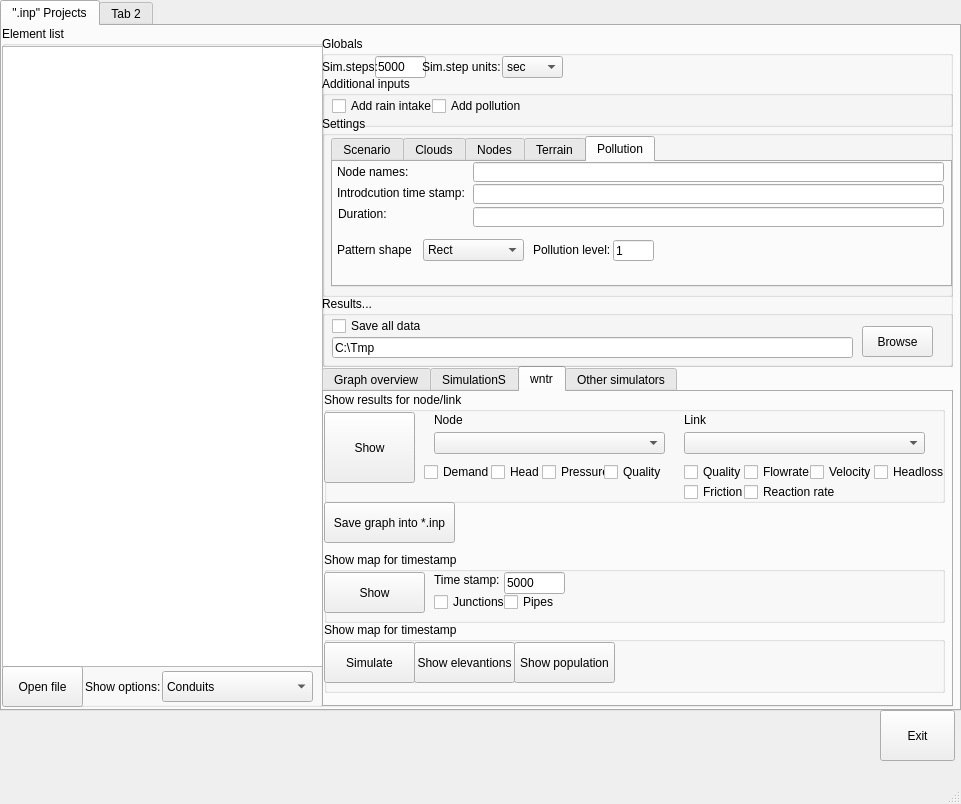
This is MainWindow.ui in sergey32355/UTWIN_notebooks as Qt 5 draws it before an edit. The edited form follows.
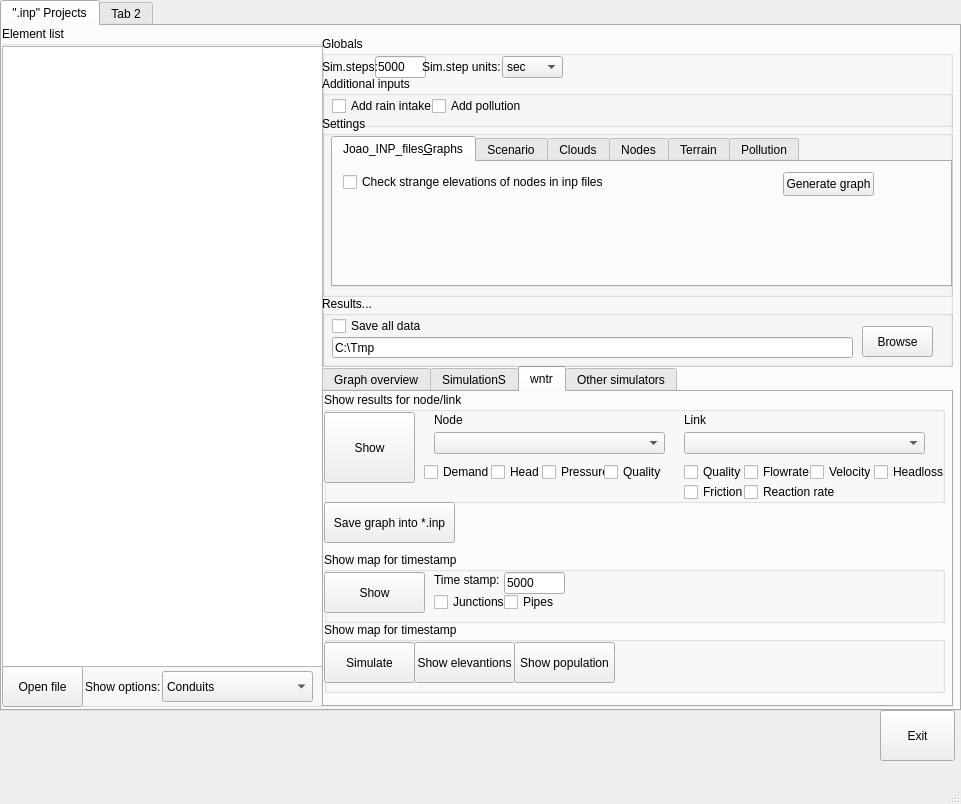
This is the edited form.

Diff of the .ui file:
```diff
--- a/MainWindow.ui
+++ b/MainWindow.ui
@@ -1304,8 +1304,39 @@
             <item>
              <widget class="QTabWidget" name="tabWidget_3">
               <property name="currentIndex">
-               <number>4</number>
+               <number>0</number>
               </property>
+              <widget class="QWidget" name="tab_12">
+               <attribute name="title">
+                <string>Joao_INP_files&amp;Graphs</string>
+               </attribute>
+               <widget class="QCheckBox" name="INP_files_checkstrangeelevations_button">
+                <property name="geometry">
+                 <rect>
+                  <x>10</x>
+                  <y>10</y>
+                  <width>271</width>
+                  <height>20</height>
+                 </rect>
+                </property>
+                <property name="text">
+                 <string>Check strange elevations of nodes in inp files</string>
+                </property>
+               </widget>
+               <widget class="QPushButton" name="pushButton">
+                <property name="geometry">
+                 <rect>
+                  <x>450</x>
+                  <y>10</y>
+                  <width>91</width>
+                  <height>24</height>
+                 </rect>
+                </property>
+                <property name="text">
+                 <string>Generate graph</string>
+                </property>
+               </widget>
+              </widget>
               <widget class="QWidget" name="tab_10">
                <attribute name="title">
                 <string>Scenario</string>
```
